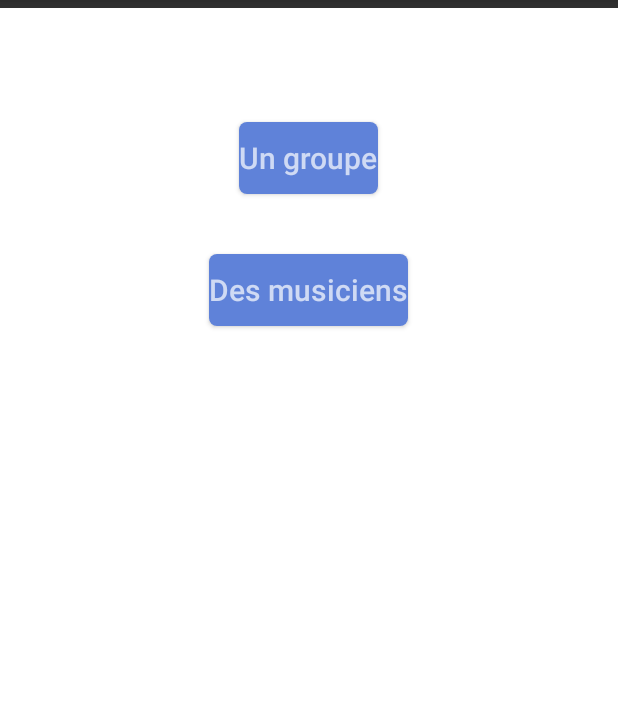
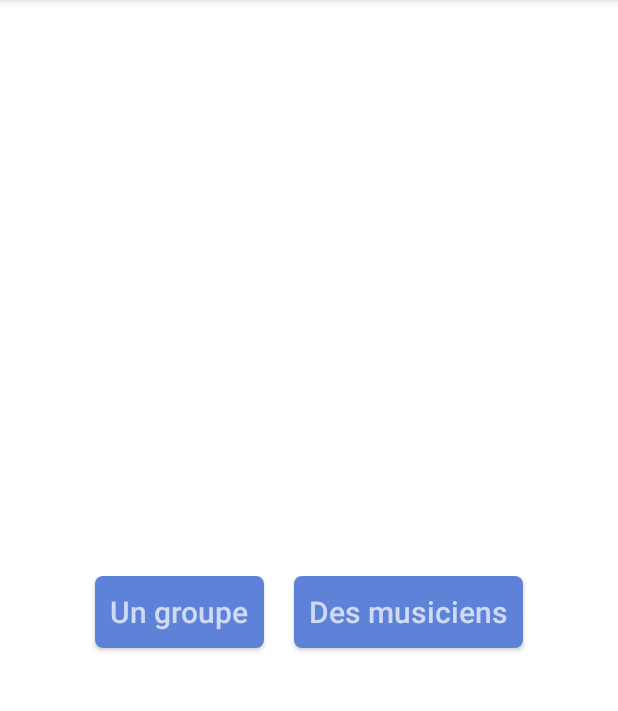
Before and after one commit to claire-mielcarek/MusicHall, an Android app: the SearchActivity screen opened directly, with no data from a screen before it, on a phone screen of 412 x 824 dp, the part 84-795 px from its top. Run offline under Robolectric (Android 15) with nearby library versions, the phone set to English and light mode, and no system bars.

Commit message:
Aspect graphique du menu Aspect de l'activité recherche

```diff
--- a/app/src/main/java/com/projet/musichall/Search/RechercheActivity.java
+++ b/app/src/main/java/com/projet/musichall/Search/RechercheActivity.java
@@ -171,8 +171,6 @@ public class RechercheActivity extends BaseActivity {
                         android.R.layout.simple_list_item_1, android.R.id.text1, elementsRecherche);
                 //set the adapter for listview
                 listView.setAdapter(adapter);
-
-
             }
 
             @Override
--- a/app/src/main/res/layout/activity_search.xml
+++ b/app/src/main/res/layout/activity_search.xml
@@ -1,30 +1,45 @@
 <?xml version="1.0" encoding="utf-8"?>
-<RelativeLayout
+
+
+<LinearLayout
     xmlns:android="http://schemas.android.com/apk/res/android"
     android:layout_width="match_parent"
     android:layout_height="match_parent"
     android:id="@+id/relLayout"
-    android:layout_marginTop="5dp"
+    android:orientation="vertical"
     android:background="@color/white">
+
+    <LinearLayout
+        android:layout_width="match_parent"
+        android:layout_height="match_parent"
+        android:gravity="center"
+        android:layout_weight="1">
 
 
         <TextView
             android:id="@+id/text_recherche"
             android:layout_width="wrap_content"
             android:layout_height="wrap_content"
+            android:gravity="center"
             android:hint="@string/text_recherche"
-        android:textSize="30dp"
-        android:layout_centerHorizontal="true"/>
+            android:textSize="30dp"/>
+    </LinearLayout>
 
+    <LinearLayout
+        android:layout_width="match_parent"
+        android:layout_height="match_parent"
+        android:gravity="center_horizontal"
+        android:layout_weight="1">
         <Button
             android:id="@+id/buttonGroupes"
             android:layout_width="wrap_content"
             android:layout_height="wrap_content"
-        android:layout_centerHorizontal="true"
             android:hint="@string/groupes"
-        android:layout_marginTop="35dp"
+            android:layout_marginEnd="10dp"
+            android:layout_marginRight="10dp"
+            android:paddingLeft="10dp"
+            android:paddingRight="10dp"
             android:textSize="20dp"
-        android:layout_below="@+id/text_recherche"
             android:background="@drawable/button_connexion_bg"
             />
 
@@ -32,13 +47,15 @@
             android:id="@+id/buttonMusiciens"
             android:layout_width="wrap_content"
             android:layout_height="wrap_content"
+            android:paddingLeft="10dp"
+            android:paddingRight="10dp"
+            android:layout_marginStart="10dp"
+            android:layout_marginLeft="10dp"
             android:layout_below="@+id/buttonGroupes"
-        android:layout_centerHorizontal="true"
             android:hint="@string/musiciens"
             android:textSize="20dp"
-        android:layout_marginTop="40dp"
             android:background="@drawable/button_connexion_bg"/>
+    </LinearLayout>
 
 
-
-</RelativeLayout>
+</LinearLayout>
--- a/app/src/main/res/layout/search_criteres_groupe.xml
+++ b/app/src/main/res/layout/search_criteres_groupe.xml
@@ -79,7 +79,7 @@
         android:layout_width="match_parent"
         android:layout_height="wrap_content"
         android:layout_below="@+id/indicateur_instrument"
-        ></Spinner>
+        />
 
 
 
@@ -88,7 +88,7 @@
         android:layout_width="match_parent"
         android:layout_height="wrap_content"
         android:layout_below="@+id/musiqueJouer"
-        ></Spinner>
+        />
 
 
     <Button
--- a/app/src/main/res/layout/search_criteres_musiciens.xml
+++ b/app/src/main/res/layout/search_criteres_musiciens.xml
@@ -111,7 +111,7 @@
         android:layout_width="match_parent"
         android:layout_height="wrap_content"
         android:layout_below="@+id/indicateur_instrument"
-        ></Spinner>
+        />
 
     <Spinner
         android:id="@+id/musiqueEcoutee"
@@ -126,7 +126,7 @@
         android:layout_width="match_parent"
         android:layout_height="wrap_content"
         android:layout_below="@+id/musiqueJouer"
-        ></Spinner>
+        />
 
 
     <Button
--- a/app/src/main/res/values/strings.xml
+++ b/app/src/main/res/values/strings.xml
@@ -31,7 +31,7 @@
     <string name="saturday">S</string>
     <string name="sunday">S</string>
 
-    <string name="text_recherche">Qu est ce que tu recherche?</string>
+    <string name="text_recherche">Que recherches-tu?</string>
     <string name="groupes">Un groupe</string>
     <string name="musiciens">Des musiciens</string>
     <string name="recherche_musicien">Quel est son nom ?</string>
```
Lines whose indentation alone changed are shown as unchanged.
